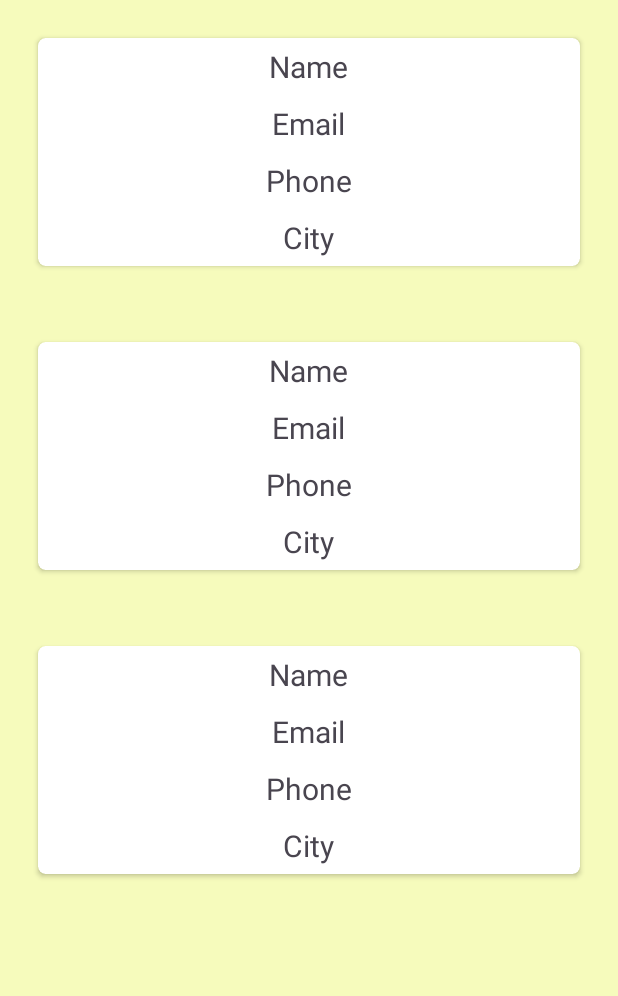
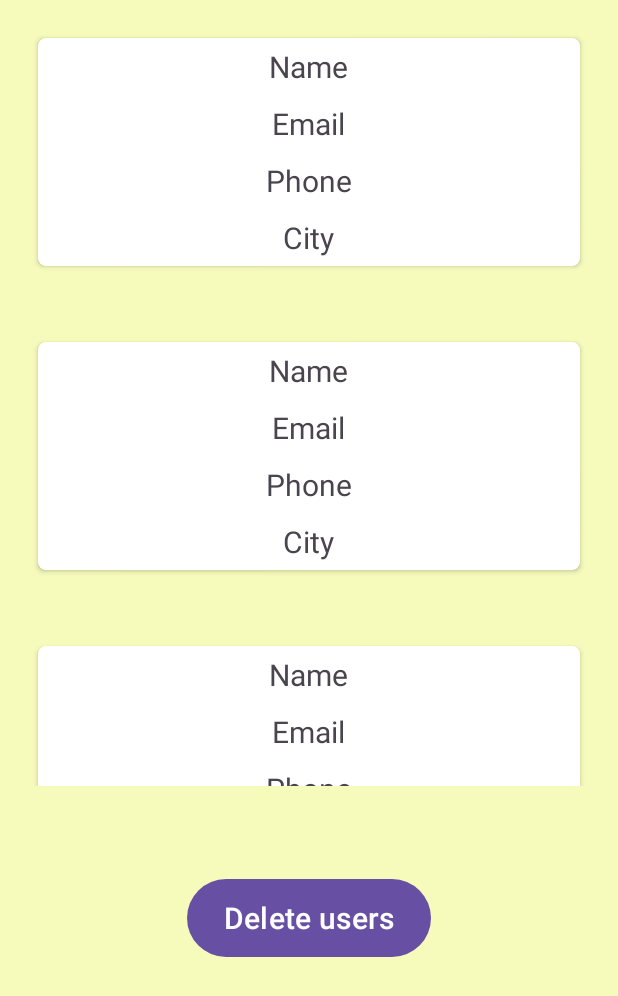
Before and after one commit to cvk03/RoomDatabase, an Android app: the layout activity_users_info.xml on its own in the app's theme, with its tools: preview values and no code run, on a phone screen of 412 x 824 dp. Shown: the top 996 px of the screen. Run offline under Robolectric (Android 15) with nearby library versions, the phone set to English and light mode, and no system bars.

Commit message:
delete button commit

```diff
--- a/app/src/main/java/com/example/roomdatabase/UserAdapter.kt
+++ b/app/src/main/java/com/example/roomdatabase/UserAdapter.kt
@@ -7,7 +7,7 @@ import android.widget.TextView
 import androidx.recyclerview.widget.RecyclerView
 import com.example.roomdatabase.utils.User
 
-class UserAdapter(val users : List<User>) : RecyclerView.Adapter<MyViewHolder>(){
+class UserAdapter(var users : List<User>) : RecyclerView.Adapter<MyViewHolder>(){
     override fun onCreateViewHolder(parent: ViewGroup, viewType: Int): MyViewHolder {
 
         val view = LayoutInflater.from(parent.context).inflate(R.layout.each_user,parent,false)
@@ -20,12 +20,14 @@ class UserAdapter(val users : List<User>) : RecyclerView.Adapter<MyViewHolder>()
     }
 
     override fun onBindViewHolder(holder: MyViewHolder, position: Int) {
+
         var curr_user = users[position]
         holder.tv_name.text = "Name : "+curr_user.name
         holder.tv_email.text = "Email : " + curr_user.email
         holder.tv_phone.text = "Phone : " + curr_user.phone
         holder.tv_city.text = "City : " + curr_user.city
     }
+
 }
 
 class MyViewHolder(itemView: View) : RecyclerView.ViewHolder(itemView)
--- a/app/src/main/java/com/example/roomdatabase/utils/UserDao.kt
+++ b/app/src/main/java/com/example/roomdatabase/utils/UserDao.kt
@@ -2,6 +2,7 @@ package com.example.roomdatabase.utils
 
 import androidx.lifecycle.LiveData
 import androidx.room.Dao
+import androidx.room.Delete
 import androidx.room.Insert
 import androidx.room.Query
 
@@ -11,6 +12,9 @@ interface UserDao {
     @Insert
     suspend fun insertUser(user: User)
 
+    @Query("delete from user")
+    suspend fun deleteUsers()
+
     @Query("SELECT * from user")
     fun getUsers() : LiveData<List<User>>
 
--- a/app/src/main/res/layout/activity_users_info.xml
+++ b/app/src/main/res/layout/activity_users_info.xml
@@ -5,16 +5,27 @@
     android:layout_width="match_parent"
     android:layout_height="match_parent"
     tools:context=".UsersInfoActivity"
+    android:background="#F6FBBC"
     >
 
     <androidx.recyclerview.widget.RecyclerView
         android:id="@+id/rv"
         android:layout_width="match_parent"
-        android:layout_height="match_parent"
-        app:layout_constraintBottom_toBottomOf="parent"
+        android:layout_height="524dp"
+        android:background="#F6FBBC"
         app:layout_constraintEnd_toEndOf="parent"
         app:layout_constraintStart_toStartOf="parent"
         app:layout_constraintTop_toTopOf="parent"
-        tools:listitem="@layout/each_user"
-        android:background="#F6FBBC"/>
+        tools:listitem="@layout/each_user" />
+
+    <Button
+        android:id="@+id/btn_delete"
+        android:layout_width="wrap_content"
+        android:layout_height="60dp"
+        android:layout_marginTop="58dp"
+        app:layout_constraintEnd_toEndOf="parent"
+        app:layout_constraintStart_toStartOf="parent"
+        app:layout_constraintTop_toBottomOf="@+id/rv"
+        android:text="Delete users"
+        android:textSize="20sp"/>
 </androidx.constraintlayout.widget.ConstraintLayout>
```
Also changed, not shown: app/src/main/java/com/example/roomdatabase/UsersInfoActivity.kt (+35 -2 lines), app/src/main/java/com/example/roomdatabase/utils/MyViewModel.kt (added, +26 -0 lines), app/src/main/java/com/example/roomdatabase/utils/MyViewModelFactory.kt (added, +12 -0 lines).
